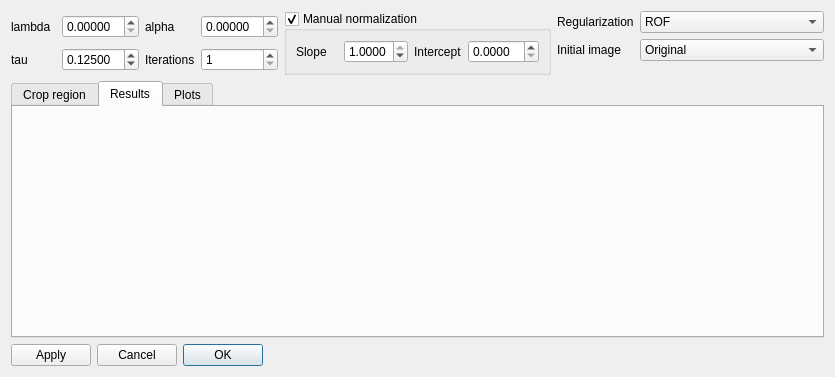
neutronimaging/imagingsuite, file frameworks/imageprocessing/modules/AdvancedFilterModulesGUI/src/issfilterdlg.ui: the form before one commit.
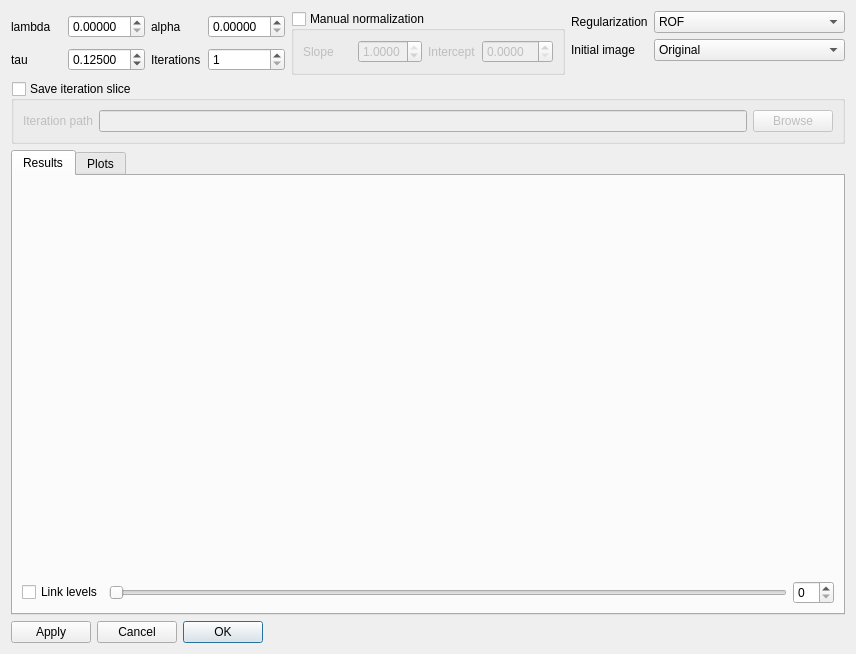
The form after the commit. Custom widgets are drawn as their Qt base class.

Commit message: Working on the AdvFilterDlg Parameter exchange and display images work Apply still pending

What changed in the file:
```diff
--- a/frameworks/imageprocessing/modules/AdvancedFilterModulesGUI/src/issfilterdlg.ui
+++ b/frameworks/imageprocessing/modules/AdvancedFilterModulesGUI/src/issfilterdlg.ui
@@ -6,8 +6,8 @@
    <rect>
     <x>0</x>
     <y>0</y>
-    <width>835</width>
-    <height>377</height>
+    <width>856</width>
+    <height>654</height>
    </rect>
   </property>
   <property name="windowTitle">
@@ -93,6 +93,9 @@
        <property name="checkable">
         <bool>true</bool>
        </property>
+       <property name="checked">
+        <bool>false</bool>
+       </property>
        <layout class="QHBoxLayout" name="horizontalLayout_2">
         <item>
          <widget class="QLabel" name="label_3">
@@ -188,20 +191,115 @@
      </item>
     </layout>
    </item>
+   <item>
+    <widget class="QGroupBox" name="groupBox_saveIterations">
+     <property name="title">
+      <string>Save iteration slice</string>
+     </property>
+     <property name="flat">
+      <bool>true</bool>
+     </property>
+     <property name="checkable">
+      <bool>true</bool>
+     </property>
+     <property name="checked">
+      <bool>false</bool>
+     </property>
+     <layout class="QHBoxLayout" name="horizontalLayout_3">
+      <item>
+       <layout class="QHBoxLayout" name="horizontalLayout">
+        <item>
+         <widget class="QLabel" name="label_9">
+          <property name="text">
+           <string>Iteration path</string>
+          </property>
+         </widget>
+        </item>
+        <item>
+         <widget class="QLineEdit" name="lineEdit_iterationPath"/>
+        </item>
+        <item>
+         <widget class="QPushButton" name="pushButton_browseIterationPath">
+          <property name="text">
+           <string>Browse</string>
+          </property>
+         </widget>
+        </item>
+       </layout>
+      </item>
+     </layout>
+    </widget>
+   </item>
    <item>
     <widget class="QTabWidget" name="tabWidget">
      <property name="currentIndex">
       <number>1</number>
      </property>
-     <widget class="QWidget" name="tab">
-      <attribute name="title">
-       <string>Crop region</string>
-      </attribute>
-     </widget>
      <widget class="QWidget" name="tab_2">
       <attribute name="title">
        <string>Results</string>
       </attribute>
+      <layout class="QVBoxLayout" name="verticalLayout_3">
+       <item>
+        <layout class="QVBoxLayout" name="verticalLayout">
+         <item>
+          <layout class="QHBoxLayout" name="horizontalLayout_5">
+           <item>
+            <widget class="QtAddons::ImageViewerWidget" name="image_original" native="true">
+             <property name="minimumSize">
+              <size>
+               <width>256</width>
+               <height>256</height>
+              </size>
+             </property>
+            </widget>
+           </item>
+           <item>
+            <widget class="QtAddons::ImageViewerWidget" name="image_filtered" native="true">
+             <property name="minimumSize">
+              <size>
+               <width>256</width>
+               <height>256</height>
+              </size>
+             </property>
+            </widget>
+           </item>
+           <item>
+            <widget class="QtAddons::ImageViewerWidget" name="image_diff" native="true">
+             <property name="minimumSize">
+              <size>
+               <width>256</width>
+               <height>256</height>
+              </size>
+             </property>
+            </widget>
+           </item>
+          </layout>
+         </item>
+         <item>
+          <layout class="QHBoxLayout" name="horizontalLayout_6">
+           <item>
+            <widget class="QCheckBox" name="checkBox_linkLevels">
+             <property name="text">
+              <string>Link levels</string>
+             </property>
+            </widget>
+           </item>
+           <item>
+            <widget class="QSlider" name="horizontalSlider_slice">
+             <property name="orientation">
+              <enum>Qt::Horizontal</enum>
+             </property>
+            </widget>
+           </item>
+           <item>
+            <widget class="QSpinBox" name="spinBox_slice"/>
+           </item>
+          </layout>
+         </item>
+        </layout>
+       </item>
+      </layout>
      </widget>
      <widget class="QWidget" name="tab_3">
       <attribute name="title">
@@ -225,6 +323,14 @@
    </item>
   </layout>
  </widget>
+ <customwidgets>
+  <customwidget>
+   <class>QtAddons::ImageViewerWidget</class>
+   <extends>QWidget</extends>
+   <header location="global">imageviewerwidget.h</header>
+   <container>1</container>
+  </customwidget>
+ </customwidgets>
  <resources/>
  <connections>
   <connection>
```
Left out of the diff: 2 changed lines with no effect on the pictures. The commit also changes 6 other files.
